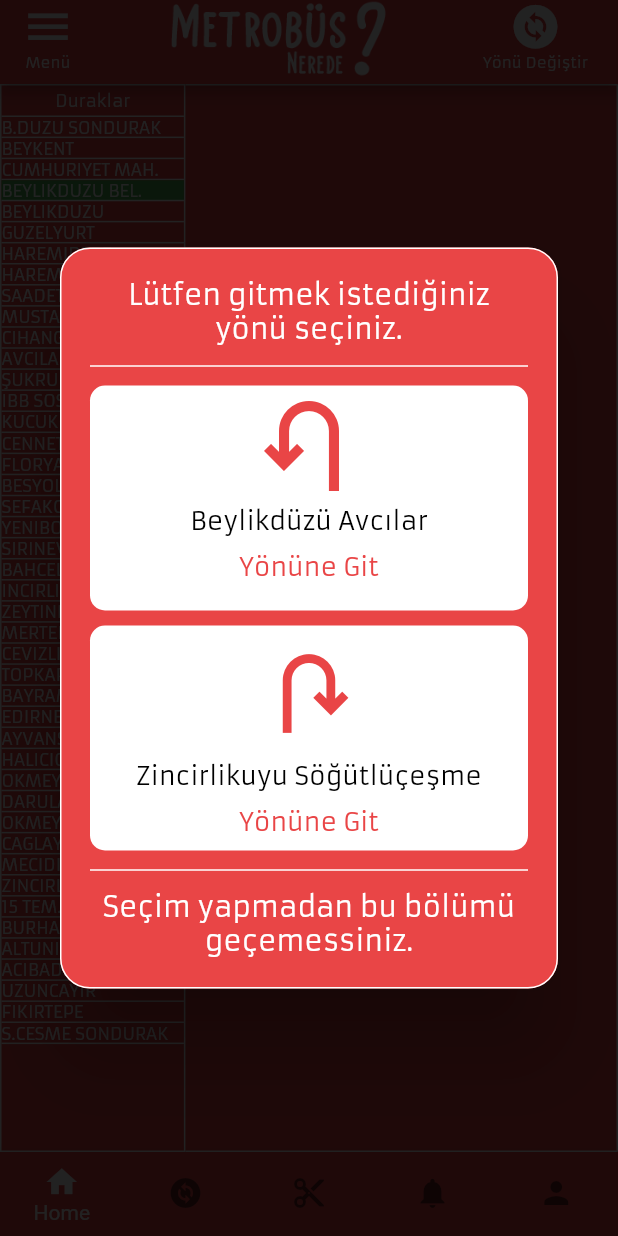
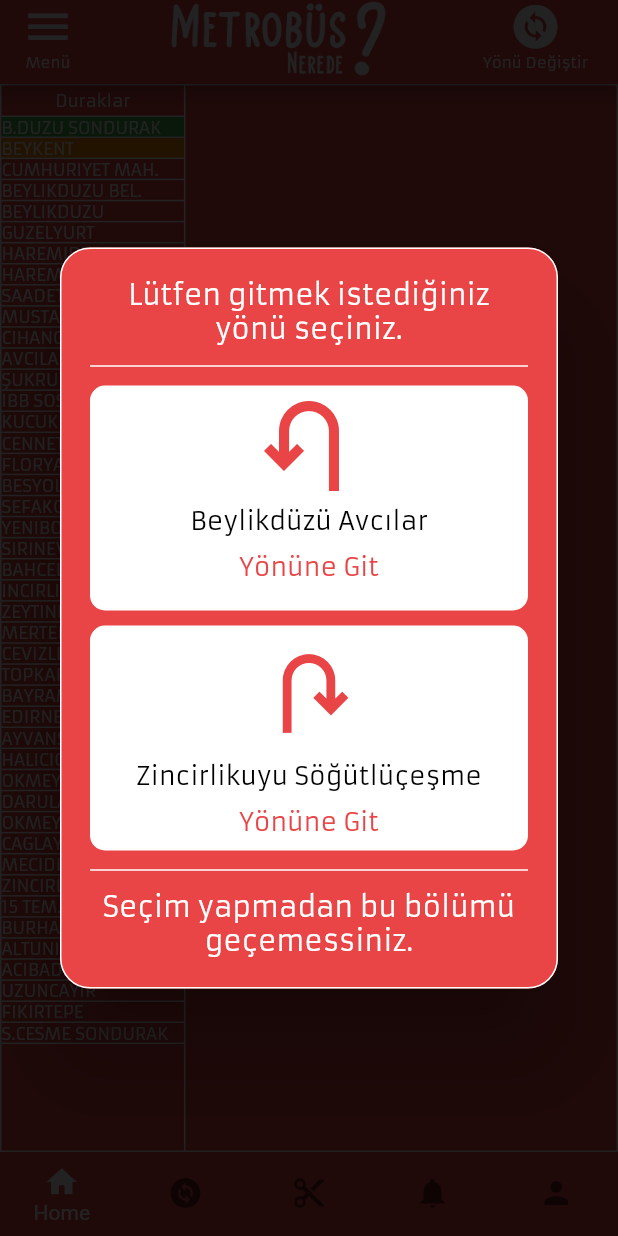
Before and after one commit to ahmetbalkan/metrobusnerede, a Flutter app: the screen it shows after launch, on a phone screen of 412 x 824 dp. Run offline on Flutter 3.47's test engine with Material 2 defaults, Android fonts, the phone set to English and light mode, and no system bars; our stand-ins replace bloc, equatable, flutter_bloc, flutter_screenutil, get_it, location and 2 more; missing offline and left inert: dart:ffi, location_distance_calculator, location_platform_interface; statements that could not run were skipped.

Commit message:
left list yapıldı.

```diff
--- a/lib/bloc/distance_next_stop/distance_next_stop_event.dart
+++ b/lib/bloc/distance_next_stop/distance_next_stop_event.dart
@@ -15,5 +15,5 @@
       {required this.nextStopName, required this.position, required this.way});
 
   @override
-  List<Object> get props => [nextStopName, way];
+  List<Object> get props => [nextStopName, way, position];
 }
--- /dev/null
+++ b/lib/bloc/left_list/left_list_bloc.dart
@@ -0,0 +1,37 @@
+import 'package:equatable/equatable.dart';
+import 'package:flutter_bloc/flutter_bloc.dart';
+
+import 'package:metrobusnerede/location.dart';
+import 'dart:math';
+import '../../models/busStop.dart';
+import '../../repository/repository.dart';
+
+part 'left_list_event.dart';
+part 'left_list_state.dart';
+
+class LeftListBloc extends Bloc<LeftListEvent, LeftListState> {
+  LeftListBloc() : super(LeftListInitial(firstValue: 0)) {
+    final locationRepository = LocationRepository();
+    List<busStop> busStoplist = [];
+
+    on<UpdateLeftListEvent>((event, emit) async {
+      busStoplist = await locationRepository.BusStopList();
+      if (event != null) {
+        for (var i = 0; i < busStoplist.length; i++) {
+          if (busStoplist[i].name == event.nextStopName) {
+            emit(MyLeftListState(NextStopValue: i));
+          }
+        }
+      }
+    });
+  }
+}
+
+Future<double> calculateDistance(lat1, lon1, lat2, lon2) async {
+  var p = 0.017453292519943295;
+  var c = cos;
+  var a = 0.5 -
+      c((lat2 - lat1) * p) / 2 +
+      c(lat1 * p) * c(lat2 * p) * (1 - c((lon2 - lon1) * p)) / 2;
+  return 1000 * 12742 * asin(sqrt(a));
+}
--- /dev/null
+++ b/lib/bloc/left_list/left_list_event.dart
@@ -0,0 +1,16 @@
+part of 'left_list_bloc.dart';
+
+abstract class LeftListEvent extends Equatable {
+  const LeftListEvent();
+
+  @override
+  List<Object> get props => [];
+}
+
+class UpdateLeftListEvent extends LeftListEvent {
+  final String nextStopName;
+  const UpdateLeftListEvent({required this.nextStopName});
+
+  @override
+  List<Object> get props => [nextStopName];
+}
--- /dev/null
+++ b/lib/bloc/left_list/left_list_state.dart
@@ -0,0 +1,18 @@
+part of 'left_list_bloc.dart';
+
+abstract class LeftListState extends Equatable {
+  final int nextStop;
+  const LeftListState({required this.nextStop});
+
+  @override
+  List<Object> get props => [nextStop];
+}
+
+class LeftListInitial extends LeftListState {
+  LeftListInitial({required int firstValue}) : super(nextStop: firstValue);
+}
+
+class MyLeftListState extends LeftListState {
+  MyLeftListState({required int NextStopValue})
+      : super(nextStop: NextStopValue);
+}
--- a/lib/leftside/busstop_list.dart
+++ b/lib/leftside/busstop_list.dart
@@ -1,8 +1,10 @@
 import 'package:flutter/Material.dart';
 import 'package:flutter_bloc/flutter_bloc.dart';
+import 'package:metrobusnerede/bloc/left_list/left_list_bloc.dart';
 import 'package:metrobusnerede/constant/constant.dart';
 import '../constant/color.dart';
 import '../cubit/list_cubit.dart';
+import '../cubit/way_counter_bloc/way_counter_bloc_cubit.dart';
 import '../models/busStop.dart';
 
 class busstop_list extends StatelessWidget {
@@ -14,6 +16,7 @@
   @override
   Widget build(BuildContext context) {
     var a = (MediaQuery.of(context).size.height) - 220;
+    int way = context.watch<WayCounterBlocCubit>().state.way;
 
     context.read<ListCubit>().loadBusstopList();
     return Column(
@@ -46,7 +49,18 @@
                   itemBuilder: (BuildContext context, int index) {
                     return Container(
                       decoration: BoxDecoration(
-                        color: index == 3 ? Colors.green : null,
+                        color: index ==
+                                context.watch<LeftListBloc>().state.nextStop
+                            ? Colors.green
+                            : index ==
+                                    wayMethod(
+                                        way,
+                                        context
+                                            .watch<LeftListBloc>()
+                                            .state
+                                            .nextStop)
+                                ? Colors.orange.shade600
+                                : null,
                         border: Border(
                           bottom: BorderSide(
                               width: Constant.borderSize, color: borderColor),
@@ -67,4 +81,12 @@
       ],
     );
   }
+
+  int? wayMethod(int way, int currentstate) {
+    if (way == 1) {
+      return currentstate = currentstate - 1;
+    } else if (way == 0) {
+      return currentstate = currentstate + 1;
+    }
+  }
 }
--- a/lib/main.dart
+++ b/lib/main.dart
@@ -3,6 +3,7 @@
 import 'package:flutter_bloc/flutter_bloc.dart';
 import 'package:flutter_screenutil/flutter_screenutil.dart';
 import 'package:metrobusnerede/bloc/distance_next_stop/distance_next_stop_bloc.dart';
+import 'package:metrobusnerede/bloc/left_list/left_list_bloc.dart';
 import 'package:metrobusnerede/bloc/livelocation/livelocation_bloc.dart';
 import 'package:metrobusnerede/bloc/next_stop/next_stop_bloc.dart';
 import 'package:metrobusnerede/cubit/way_counter_bloc/way_counter_bloc_cubit.dart';
@@ -48,6 +49,8 @@
                   create: (BuildContext context) => NextStopBloc()),
               BlocProvider<DistanceNextStopBloc>(
                   create: (BuildContext context) => DistanceNextStopBloc()),
+              BlocProvider<LeftListBloc>(
+                  create: (BuildContext context) => LeftListBloc()),
             ],
             child: MaterialApp(
               debugShowCheckedModeBanner: false,
--- a/lib/rightside/homepage_right.dart
+++ b/lib/rightside/homepage_right.dart
@@ -1,6 +1,7 @@
 import 'package:flutter/Material.dart';
 import 'package:flutter_bloc/flutter_bloc.dart';
 import 'package:lottie/lottie.dart';
+import 'package:metrobusnerede/bloc/left_list/left_list_bloc.dart';
 import 'package:metrobusnerede/constant/color.dart';
 import '../bloc/current_stop/current_stop_bloc.dart';
 import '../bloc/distance_next_stop/distance_next_stop_bloc.dart';
@@ -22,17 +23,21 @@
             child: CircularProgressIndicator(),
           );
         } else if (currentlocation is LivelocationLoaded) {
-          context.read<CurrentStopBloc>().add(UpdateCurrentStopEvent(
+          context.watch<CurrentStopBloc>().add(UpdateCurrentStopEvent(
                 position: currentlocation.position,
               ));
 
-          context.read<NextStopBloc>().add(UpdateNextStopEvent(
+          context.watch<NextStopBloc>().add(UpdateNextStopEvent(
               position: currentlocation.position,
               way: context.watch<WayCounterBlocCubit>().state.way));
-          context.read<DistanceNextStopBloc>().add(UpdateDistanceNextStopEvent(
+          context.watch<DistanceNextStopBloc>().add(UpdateDistanceNextStopEvent(
               nextStopName: context.watch<NextStopBloc>().state.nextStop,
               position: currentlocation.position,
               way: context.watch<WayCounterBlocCubit>().state.way));
+          context.watch<LeftListBloc>().add(UpdateLeftListEvent(
+                nextStopName: context.watch<CurrentStopBloc>().state.nextStop,
+              ));
+
           try {
             return Container(
               color: backgroundColor,
```
Also changed, not shown: 1 other file.
